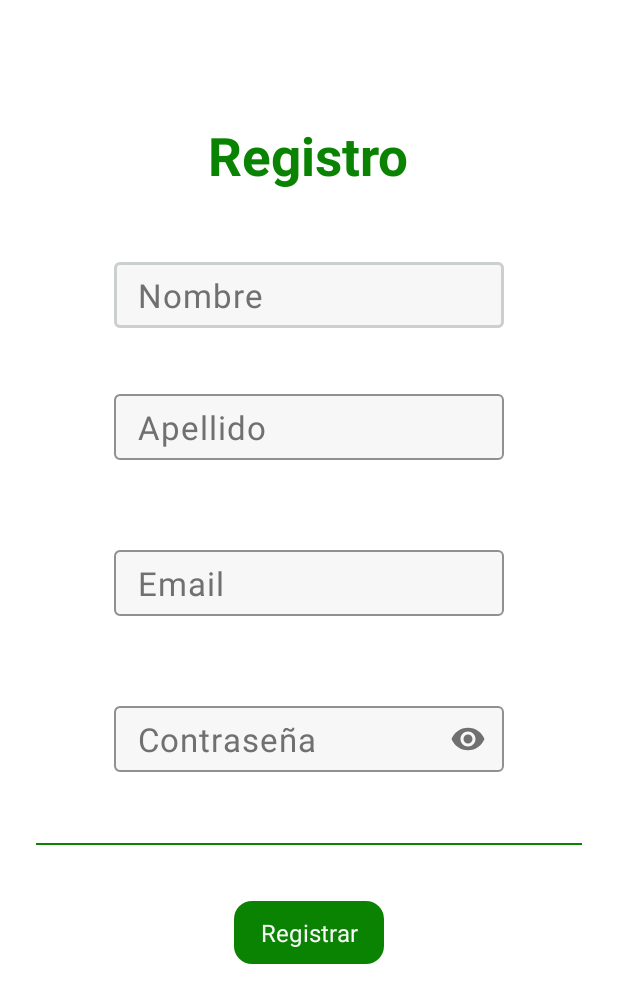
After one commit to CaroSerra/app-restaurante-metodologias-agiles, an Android app: the RegistroActivity screen opened directly, with no data from a screen before it, on a phone screen of 412 x 824 dp. The commit adds this screen. Shown: the top 1003 px of the screen. Run offline under Robolectric (Android 15) with nearby library versions, the phone set to English and light mode, and no system bars.

Commit message:
RegistroActivity: XML + strings + styles

```diff
--- a/app/src/main/AndroidManifest.xml
+++ b/app/src/main/AndroidManifest.xml
@@ -21,6 +21,10 @@
                 <category android:name="android.intent.category.LAUNCHER" />
             </intent-filter>
         </activity>
+        <activity
+            android:name=".RegistroActivity"
+            android:exported="false"
+            android:windowSoftInputMode="adjustResize" />
     </application>
 
 </manifest>
--- /dev/null
+++ b/app/src/main/java/com/example/apptosmetodologias/RegistroActivity.java
@@ -0,0 +1,24 @@
+package com.example.apptosmetodologias;
+
+import android.os.Bundle;
+
+import androidx.activity.EdgeToEdge;
+import androidx.appcompat.app.AppCompatActivity;
+import androidx.core.graphics.Insets;
+import androidx.core.view.ViewCompat;
+import androidx.core.view.WindowInsetsCompat;
+
+public class RegistroActivity extends AppCompatActivity {
+
+    @Override
+    protected void onCreate(Bundle savedInstanceState) {
+        super.onCreate(savedInstanceState);
+        EdgeToEdge.enable(this);
+        setContentView(R.layout.activity_registro);
+        ViewCompat.setOnApplyWindowInsetsListener(findViewById(R.id.main), (v, insets) -> {
+            Insets systemBars = insets.getInsets(WindowInsetsCompat.Type.systemBars());
+            v.setPadding(systemBars.left, systemBars.top, systemBars.right, systemBars.bottom);
+            return insets;
+        });
+    }
+}
--- /dev/null
+++ b/app/src/main/res/layout/activity_registro.xml
@@ -0,0 +1,89 @@
+<?xml version="1.0" encoding="utf-8"?>
+<ScrollView xmlns:android="http://schemas.android.com/apk/res/android"
+    xmlns:app="http://schemas.android.com/apk/res-auto"
+    xmlns:tools="http://schemas.android.com/tools"
+    android:id="@+id/main"
+    android:layout_width="match_parent"
+    android:layout_height="match_parent"
+    android:background="@color/background"
+    android:fillViewport="true"
+    tools:context=".RegistroActivity">
+
+    <LinearLayout
+        android:layout_width="match_parent"
+        android:layout_height="wrap_content"
+        android:gravity="center_horizontal"
+        android:orientation="vertical"
+        android:paddingHorizontal="24dp"
+        android:paddingBottom="24dp">
+
+        <TextView
+            android:layout_width="wrap_content"
+            android:layout_height="wrap_content"
+            android:layout_marginTop="80dp"
+            android:text="@string/registro_title"
+            android:textAppearance="@style/TextAppearance.App.ScreenTitle" />
+
+        <!-- Nombre -->
+        <com.google.android.material.textfield.TextInputLayout
+            android:id="@+id/tilNombre"
+            style="@style/Widget.App.TextField"
+            android:layout_marginTop="47dp">
+            <com.google.android.material.textfield.TextInputEditText
+                android:id="@+id/etNombre"
+                style="@style/Widget.App.TextField.Input"
+                android:hint="@string/registro_nombre_hint"
+                android:inputType="textPersonName|textCapWords" />
+        </com.google.android.material.textfield.TextInputLayout>
+
+        <!-- Apellido -->
+        <com.google.android.material.textfield.TextInputLayout
+            android:id="@+id/tilApellido"
+            style="@style/Widget.App.TextField"
+            android:layout_marginTop="44dp">
+            <com.google.android.material.textfield.TextInputEditText
+                android:id="@+id/etApellido"
+                style="@style/Widget.App.TextField.Input"
+                android:hint="@string/registro_apellido_hint"
+                android:inputType="textPersonName|textCapWords" />
+        </com.google.android.material.textfield.TextInputLayout>
+
+        <!-- Email -->
+        <com.google.android.material.textfield.TextInputLayout
+            android:id="@+id/tilEmail"
+            style="@style/Widget.App.TextField"
+            android:layout_marginTop="60dp">
+            <com.google.android.material.textfield.TextInputEditText
+                android:id="@+id/etEmail"
+                style="@style/Widget.App.TextField.Input"
+                android:hint="@string/login_email_hint"
+                android:inputType="textEmailAddress" />
+        </com.google.android.material.textfield.TextInputLayout>
+
+        <!-- Contraseña -->
+        <com.google.android.material.textfield.TextInputLayout
+            android:id="@+id/tilPassword"
+            style="@style/Widget.App.TextField"
+            android:layout_marginTop="60dp"
+            app:endIconMode="password_toggle">
+            <com.google.android.material.textfield.TextInputEditText
+                android:id="@+id/etPassword"
+                style="@style/Widget.App.TextField.Input"
+                android:hint="@string/login_password_hint"
+                android:inputType="textPassword" />
+        </com.google.android.material.textfield.TextInputLayout>
+
+        <View
+            android:layout_width="match_parent"
+            android:layout_height="1dp"
+            android:layout_marginTop="47dp"
+            android:background="@color/divider" />
+
+        <com.google.android.material.button.MaterialButton
+            android:id="@+id/btnRegistrar"
+            style="@style/Widget.App.Button.Primary"
+            android:layout_marginTop="33dp"
+            android:text="@string/registro_button" />
+
+    </LinearLayout>
+</ScrollView>
--- a/app/src/main/res/values/strings.xml
+++ b/app/src/main/res/values/strings.xml
@@ -12,4 +12,11 @@
     <string name="cd_facebook">Iniciar sesión con Facebook</string>
     <string name="cd_apple">Iniciar sesión con Apple</string>
     <string name="cd_x">Iniciar sesión con X</string>
+
+    <!-- Registro -->
+    <string name="registro_title">Registro</string>
+    <string name="registro_nombre_hint">Nombre</string>
+    <string name="registro_apellido_hint">Apellido</string>
+    <string name="registro_button">Registrar</string>
+    <string name="registro_ok">¡Su cuenta ha sido creada con éxito!</string>
 </resources>
--- /dev/null
+++ b/app/src/main/res/values/styles.xml
@@ -0,0 +1,48 @@
+<?xml version="1.0" encoding="utf-8"?>
+<resources>
+    <!-- Caja del campo de texto (Figma: Component 2) -->
+    <style name="Widget.App.TextField" parent="Widget.Material3.TextInputLayout.OutlinedBox">
+        <item name="android:layout_width">260dp</item>
+        <item name="android:layout_height">wrap_content</item>
+        <item name="boxBackgroundColor">@color/field_background</item>
+        <item name="boxStrokeColor">@color/field_border</item>
+        <item name="boxCornerRadiusTopStart">4dp</item>
+        <item name="boxCornerRadiusTopEnd">4dp</item>
+        <item name="boxCornerRadiusBottomStart">4dp</item>
+        <item name="boxCornerRadiusBottomEnd">4dp</item>
+        <item name="endIconTint">@color/text_placeholder</item>
+        <item name="hintEnabled">false</item>
+    </style>
+
+    <!-- Texto de dentro del campo -->
+    <style name="Widget.App.TextField.Input" parent="">
+        <item name="android:layout_width">match_parent</item>
+        <item name="android:layout_height">44dp</item>
+        <item name="android:paddingTop">0dp</item>
+        <item name="android:paddingBottom">0dp</item>
+        <item name="android:textColor">@color/text_primary</item>
+        <item name="android:textColorHint">@color/text_placeholder</item>
+        <item name="android:textSize">22sp</item>
+    </style>
+
+    <!-- Título verde de pantalla -->
+    <style name="TextAppearance.App.ScreenTitle" parent="">
+        <item name="android:textColor">@color/primary_green</item>
+        <item name="android:textSize">35sp</item>
+        <item name="android:textStyle">bold</item>
+    </style>
+
+    <!-- Botón principal verde -->
+    <style name="Widget.App.Button.Primary" parent="Widget.Material3.Button">
+        <item name="android:layout_width">wrap_content</item>
+        <item name="android:layout_height">50dp</item>
+        <item name="android:minWidth">100dp</item>
+        <item name="android:paddingStart">16dp</item>
+        <item name="android:paddingEnd">16dp</item>
+        <item name="android:textAllCaps">false</item>
+        <item name="android:textSize">16sp</item>
+        <item name="android:textColor">@color/neutral_075</item>
+        <item name="backgroundTint">@color/primary_green</item>
+        <item name="cornerRadius">12dp</item>
+    </style>
+</resources>
```
